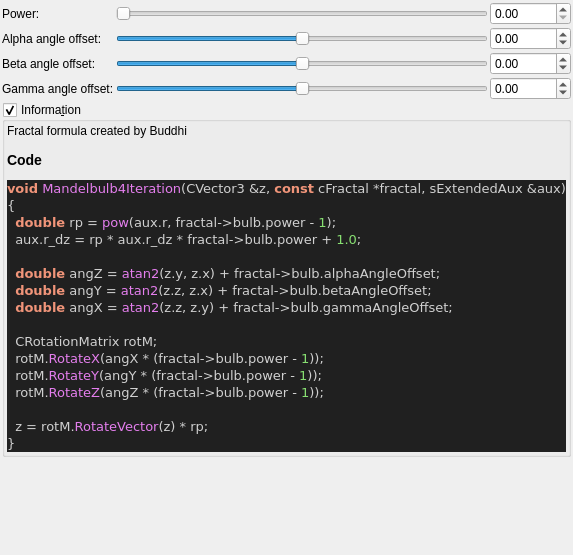
First picture: the form in mandelbulber2/qt_data/fractal_mandelbulb4.ui, repository buddhi1980/mandelbulber2, before the edit.
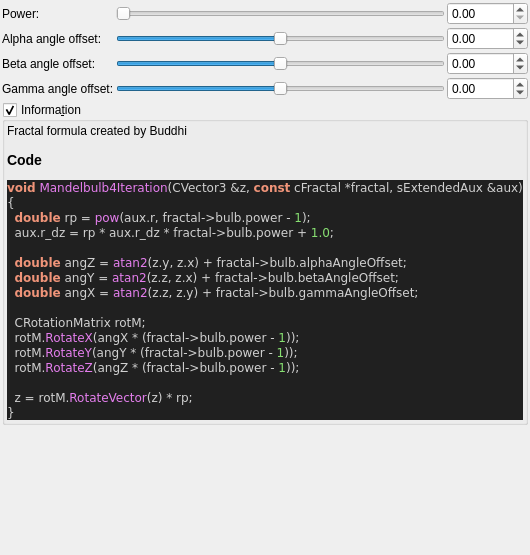
Second picture: the form after the edit. Custom widgets are drawn as their Qt base class.

```diff
--- a/mandelbulber2/qt_data/fractal_mandelbulb4.ui
+++ b/mandelbulber2/qt_data/fractal_mandelbulb4.ui
@@ -310,7 +310,7 @@
 &lt;title&gt;Source file&lt;/title&gt;
 &lt;/head&gt;
 &lt;body style=&quot;background-color:#202020&quot;&gt;
-&lt;pre style=&quot;color:#d0d0d0; background-color:#202020; font-size:10pt; font-family:'Courier New';&quot;&gt;&lt;span style=&quot;color:#f09479; font-weight:bold&quot;&gt;void&lt;/span&gt; &lt;span style=&quot;color:#e47eed&quot;&gt;Mandelbulb4Iteration&lt;/span&gt;&lt;span style=&quot;color:#d0d0d0&quot;&gt;(&lt;/span&gt;CVector3 &lt;span style=&quot;color:#d0d0d0&quot;&gt;&amp;amp;&lt;/span&gt;z&lt;span style=&quot;color:#d0d0d0&quot;&gt;,&lt;/span&gt; &lt;span style=&quot;color:#f09479; font-weight:bold&quot;&gt;const&lt;/span&gt; cFractal &lt;span style=&quot;color:#d0d0d0&quot;&gt;*&lt;/span&gt;fractal&lt;span style=&quot;color:#d0d0d0&quot;&gt;,&lt;/span&gt; sExtendedAux &lt;span style=&quot;color:#d0d0d0&quot;&gt;&amp;amp;&lt;/span&gt;aux&lt;span style=&quot;color:#d0d0d0&quot;&gt;)&lt;/span&gt;
+&lt;pre style=&quot;color:#d0d0d0; background-color:#202020;  font-family:'Courier New';&quot;&gt;&lt;span style=&quot;color:#f09479; font-weight:bold&quot;&gt;void&lt;/span&gt; &lt;span style=&quot;color:#e47eed&quot;&gt;Mandelbulb4Iteration&lt;/span&gt;&lt;span style=&quot;color:#d0d0d0&quot;&gt;(&lt;/span&gt;CVector3 &lt;span style=&quot;color:#d0d0d0&quot;&gt;&amp;amp;&lt;/span&gt;z&lt;span style=&quot;color:#d0d0d0&quot;&gt;,&lt;/span&gt; &lt;span style=&quot;color:#f09479; font-weight:bold&quot;&gt;const&lt;/span&gt; cFractal &lt;span style=&quot;color:#d0d0d0&quot;&gt;*&lt;/span&gt;fractal&lt;span style=&quot;color:#d0d0d0&quot;&gt;,&lt;/span&gt; sExtendedAux &lt;span style=&quot;color:#d0d0d0&quot;&gt;&amp;amp;&lt;/span&gt;aux&lt;span style=&quot;color:#d0d0d0&quot;&gt;)&lt;/span&gt;
 &lt;span style=&quot;color:#d0d0d0&quot;&gt;{&lt;/span&gt;
   &lt;span style=&quot;color:#f09479; font-weight:bold&quot;&gt;double&lt;/span&gt; rp &lt;span style=&quot;color:#d0d0d0&quot;&gt;=&lt;/span&gt; &lt;span style=&quot;color:#e47eed&quot;&gt;pow&lt;/span&gt;&lt;span style=&quot;color:#d0d0d0&quot;&gt;(&lt;/span&gt;aux&lt;span style=&quot;color:#d0d0d0&quot;&gt;.&lt;/span&gt;r&lt;span style=&quot;color:#d0d0d0&quot;&gt;,&lt;/span&gt; fractal&lt;span style=&quot;color:#d0d0d0&quot;&gt;-&amp;gt;&lt;/span&gt;bulb&lt;span style=&quot;color:#d0d0d0&quot;&gt;.&lt;/span&gt;power &lt;span style=&quot;color:#d0d0d0&quot;&gt;-&lt;/span&gt; &lt;span style=&quot;color:#87df71&quot;&gt;1&lt;/span&gt;&lt;span style=&quot;color:#d0d0d0&quot;&gt;);&lt;/span&gt;
   aux&lt;span style=&quot;color:#d0d0d0&quot;&gt;.&lt;/span&gt;r_dz &lt;span style=&quot;color:#d0d0d0&quot;&gt;=&lt;/span&gt; rp &lt;span style=&quot;color:#d0d0d0&quot;&gt;*&lt;/span&gt; aux&lt;span style=&quot;color:#d0d0d0&quot;&gt;.&lt;/span&gt;r_dz &lt;span style=&quot;color:#d0d0d0&quot;&gt;*&lt;/span&gt; fractal&lt;span style=&quot;color:#d0d0d0&quot;&gt;-&amp;gt;&lt;/span&gt;bulb&lt;span style=&quot;color:#d0d0d0&quot;&gt;.&lt;/span&gt;power &lt;span style=&quot;color:#d0d0d0&quot;&gt;+&lt;/span&gt; &lt;span style=&quot;color:#87df71&quot;&gt;1.0&lt;/span&gt;&lt;span style=&quot;color:#d0d0d0&quot;&gt;;&lt;/span&gt;
```
